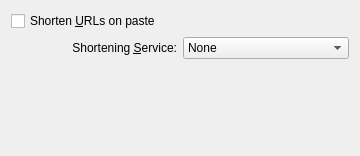
Above: choqok/config/behavior/behaviorconfig_shorten_base.ui from KDE/choqok before the change. Below: the same form after it.
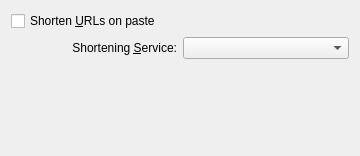
That is the form after the change. Custom widgets are drawn as their Qt base class.

What changed in the file:
```diff
--- a/choqok/config/behavior/behaviorconfig_shorten_base.ui
+++ b/choqok/config/behavior/behaviorconfig_shorten_base.ui
@@ -34,13 +34,7 @@
       </widget>
      </item>
      <item>
-      <widget class="KComboBox" name="kcfg_plugins">
-       <item>
-        <property name="text">
-         <string>None</string>
-        </property>
-       </item>
-      </widget>
+      <widget class="KComboBox" name="kcfg_plugins"/>
      </item>
     </layout>
    </item>
```
